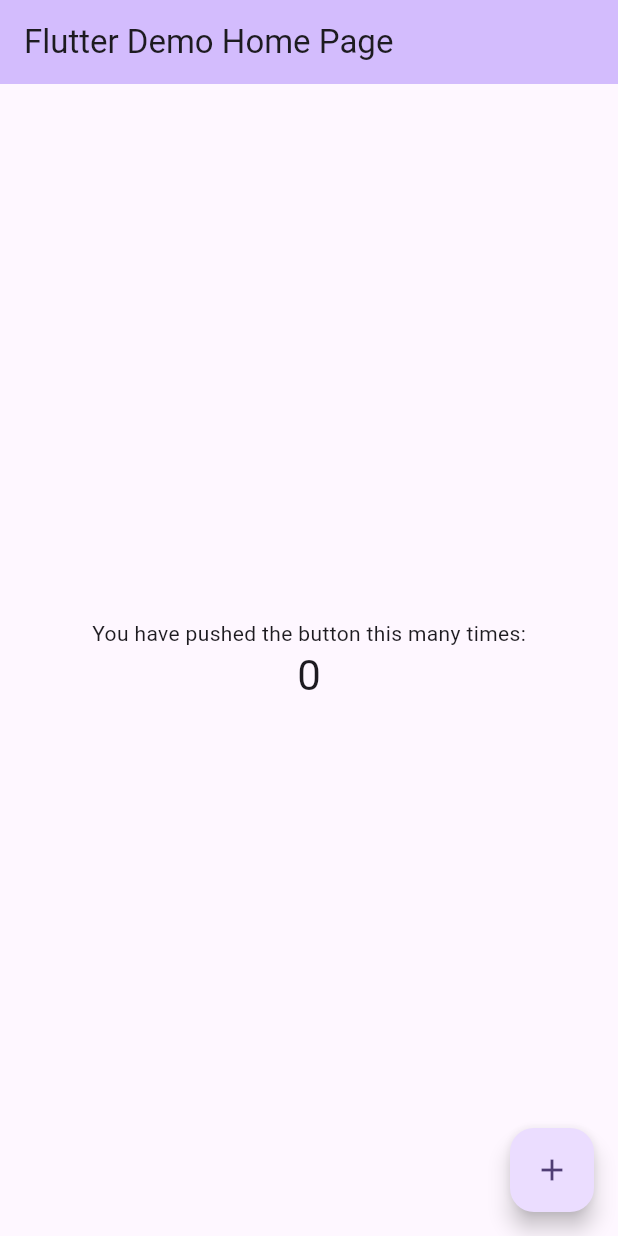
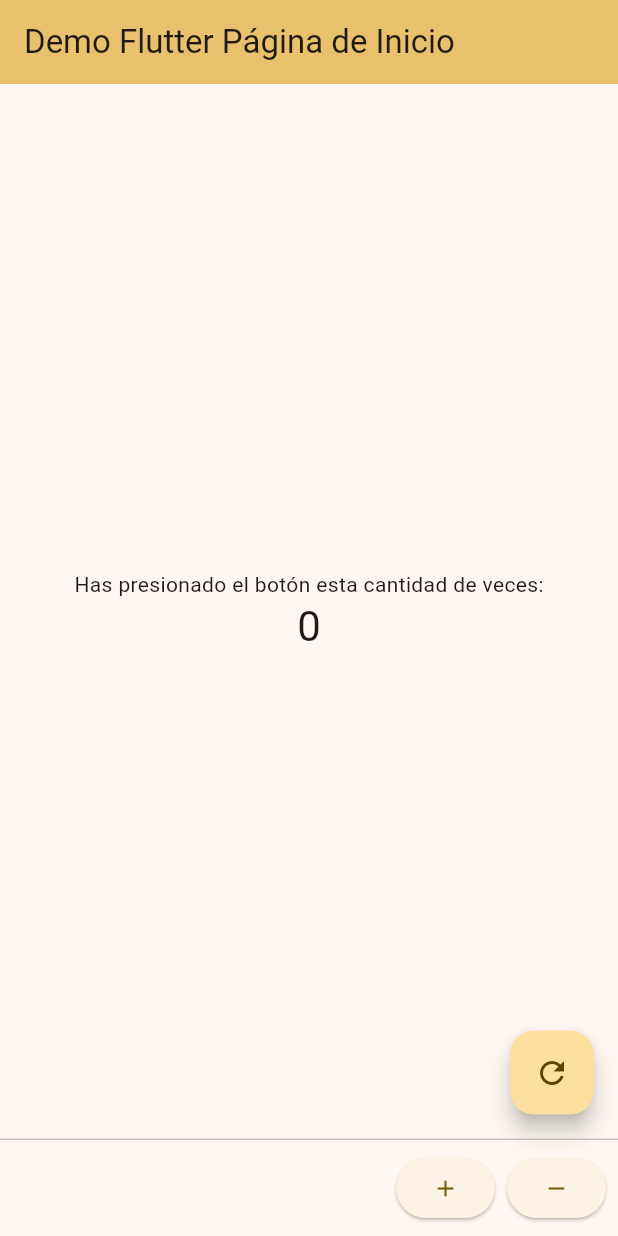
Before and after one commit to ColoroGit/3479A321_2022479001, a Flutter app: the screen it shows after launch, on a phone screen of 412 x 824 dp. Run offline on Flutter 3.47's test engine with Material 3 defaults, Android fonts, the phone set to English and light mode, and no system bars.

Commit message:
Lab_1 terminado
Revisar Enunciado_Lab_1_DM para saber qué pasó aquí

```diff
--- a/lab_1/lib/main.dart
+++ b/lab_1/lib/main.dart
@@ -28,10 +28,10 @@ class MyApp extends StatelessWidget {
         //
         // This works for code too, not just values: Most code changes can be
         // tested with just a hot reload.
-        colorScheme: ColorScheme.fromSeed(seedColor: Colors.deepPurple),
+        colorScheme: ColorScheme.fromSeed(seedColor: Colors.amber),
         useMaterial3: true,
       ),
-      home: const MyHomePage(title: 'Flutter Demo Home Page'),
+      home: const MyHomePage(title: 'Demo Flutter Página de Inicio'),
     );
   }
 }
@@ -68,6 +68,23 @@ class _MyHomePageState extends State<MyHomePage> {
     });
   }
 
+  void _decrementCounter() {
+    setState(() {
+      if (_counter == 0) return;
+      _counter--;
+    });
+  }
+
+  void _resetCounter() {
+    setState(() {
+      _counter = 0;
+    });
+  }
+
+  Widget footerButton(Function? action, Icon icon) {
+    return ElevatedButton(onPressed: () => action!(), child: icon);
+  }
+
   @override
   Widget build(BuildContext context) {
     // This method is rerun every time setState is called, for instance as done
@@ -77,6 +94,10 @@ class _MyHomePageState extends State<MyHomePage> {
     // fast, so that you can just rebuild anything that needs updating rather
     // than having to individually change instances of widgets.
     return Scaffold(
+      persistentFooterButtons: [
+        footerButton(_incrementCounter, const Icon(Icons.add)),
+        footerButton(_decrementCounter, const Icon(Icons.remove))
+      ],
       appBar: AppBar(
         // TRY THIS: Try changing the color here to a specific color (to
         // Colors.amber, perhaps?) and trigger a hot reload to see the AppBar
@@ -106,7 +127,7 @@ class _MyHomePageState extends State<MyHomePage> {
           mainAxisAlignment: MainAxisAlignment.center,
           children: <Widget>[
             const Text(
-              'You have pushed the button this many times:',
+              'Has presionado el botón esta cantidad de veces:',
             ),
             Text(
               '$_counter',
@@ -116,9 +137,9 @@ class _MyHomePageState extends State<MyHomePage> {
         ),
       ),
       floatingActionButton: FloatingActionButton(
-        onPressed: _incrementCounter,
-        tooltip: 'Increment',
-        child: const Icon(Icons.add),
+        onPressed: _resetCounter,
+        tooltip: 'Reset',
+        child: const Icon(Icons.refresh),
       ), // This trailing comma makes auto-formatting nicer for build methods.
     );
   }
```
